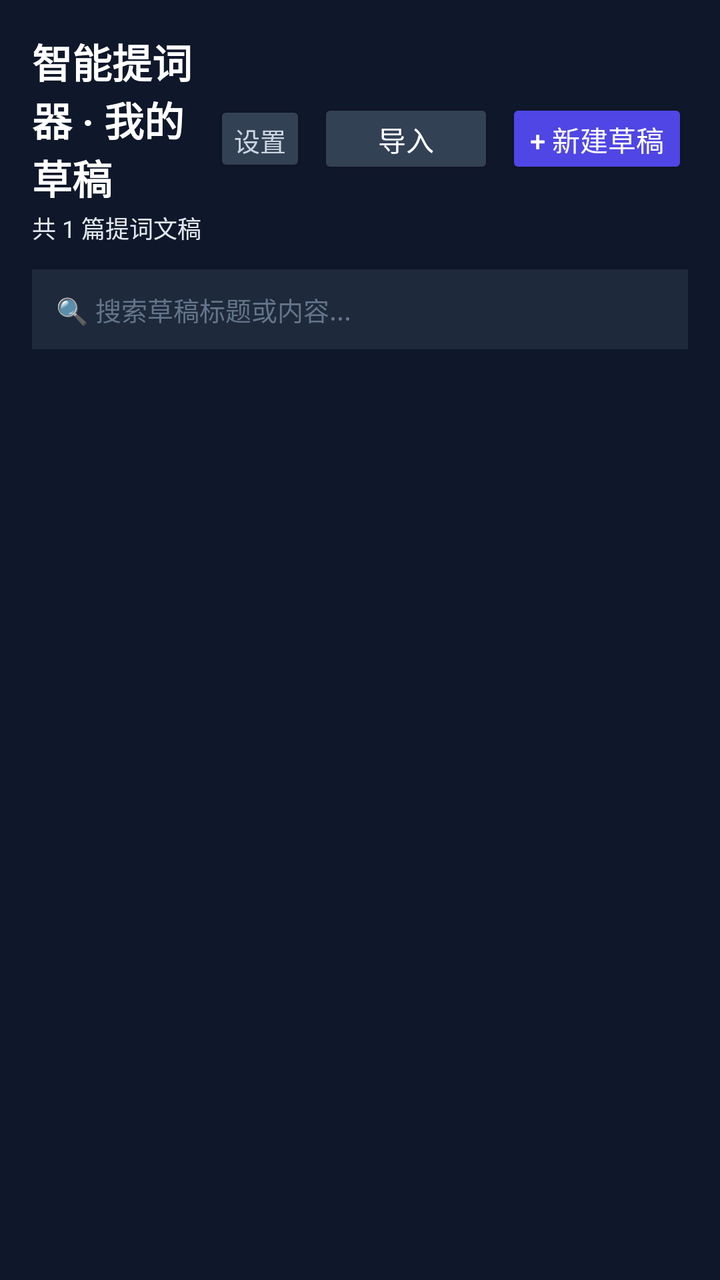
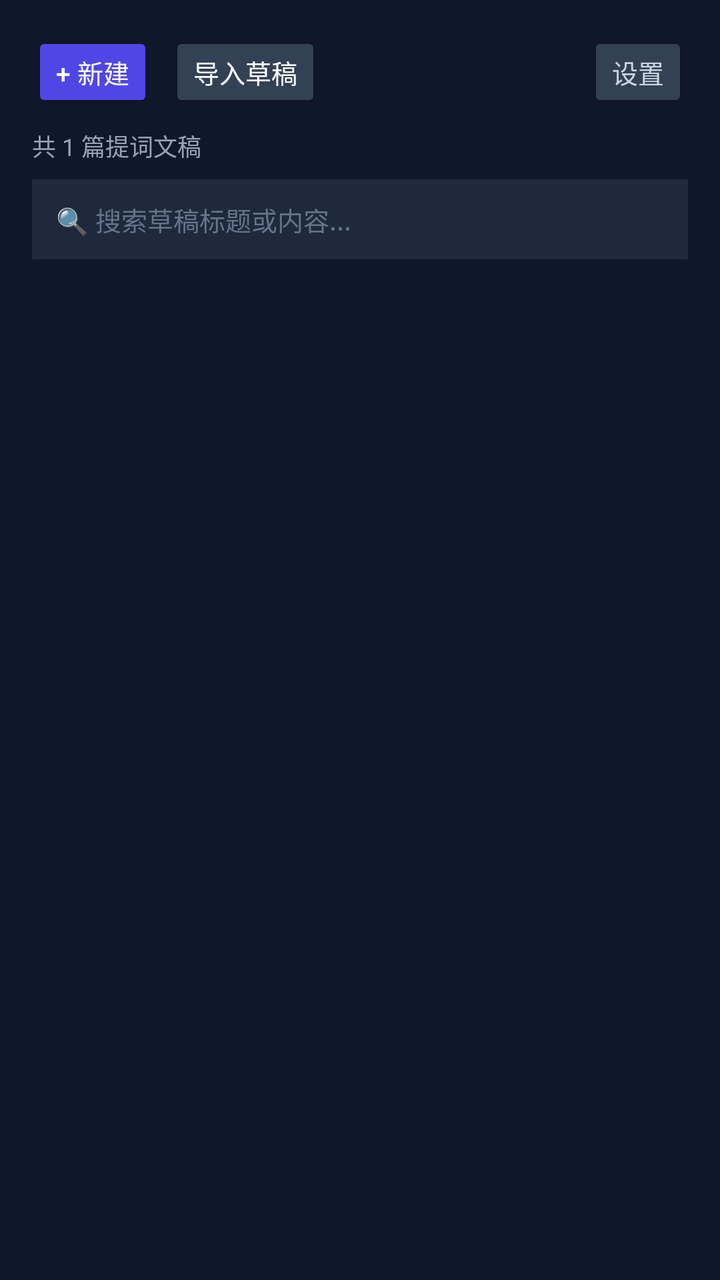

Compare the two renders of this Android layout. The source of the first and the diff that turns it into the second are given below.
<!-- AndroidManifest.xml: application theme Theme.SmartPrompter -->
<!-- res/layout/activity_main.xml -->
<?xml version="1.0" encoding="utf-8"?>
<FrameLayout xmlns:android="http://schemas.android.com/apk/res/android"
    android:layout_width="match_parent"
    android:layout_height="match_parent"
    android:background="#0F172A">

    
    <LinearLayout
        android:id="@+id/layoutDraftList"
        android:layout_width="match_parent"
        android:layout_height="match_parent"
        android:orientation="vertical"
        android:padding="16dp">

        <LinearLayout
            android:layout_width="match_parent"
            android:layout_height="wrap_content"
            android:orientation="horizontal"
            android:gravity="center_vertical"
            android:paddingBottom="12dp">

            <LinearLayout
                android:layout_width="0dp"
                android:layout_height="wrap_content"
                android:layout_weight="1"
                android:orientation="vertical">

                <TextView
                    android:layout_width="wrap_content"
                    android:layout_height="wrap_content"
                    android:text="智能提词器 · 我的草稿"
                    android:textColor="#FFFFFF"
                    android:textSize="20sp"
                    android:textStyle="bold" />

                <TextView
                    android:id="@+id/tvDraftCount"
                    android:layout_width="wrap_content"
                    android:layout_height="wrap_content"
                    android:text="共 1 篇提词文稿"
                    android:textColor="#E2E8F0"
                    android:textSize="12sp"
                    android:layout_marginTop="2dp" />
            </LinearLayout>

            <Button
                android:id="@+id/btnOpenSettings"
                android:layout_width="wrap_content"
                android:layout_height="38dp"
                android:layout_marginEnd="6dp"
                android:backgroundTint="#334155"
                android:minWidth="0dp"
                android:paddingStart="10dp"
                android:paddingEnd="10dp"
                android:text="设置"
                android:textColor="#CBD5E1"
                android:textSize="13sp" />

            <Button
                android:id="@+id/btnImportDraft"
                android:layout_width="wrap_content"
                android:layout_height="40dp"
                android:layout_marginEnd="6dp"
                android:text="导入"
                android:textColor="#FFFFFF"
                android:backgroundTint="#334155" />

            <Button
                android:id="@+id/btnNewDraft"
                android:layout_width="wrap_content"
                android:layout_height="40dp"
                android:text="+ 新建草稿"
                android:textColor="#FFFFFF"
                android:backgroundTint="#4F46E5" />
        </LinearLayout>

        <EditText
            android:id="@+id/etSearchDrafts"
            android:layout_width="match_parent"
            android:layout_height="40dp"
            android:layout_marginBottom="10dp"
            android:background="#1E293B"
            android:paddingStart="12dp"
            android:paddingEnd="12dp"
            android:hint="🔍 搜索草稿标题或内容..."
            android:singleLine="true"
            android:textColor="#F8FAFC"
            android:textColorHint="#64748B"
            android:textSize="13sp" />

        <ScrollView
            android:layout_width="match_parent"
            android:layout_height="0dp"
            android:layout_weight="1"
            android:scrollbars="none">

            <LinearLayout
                android:id="@+id/draftListContainer"
                android:layout_width="match_parent"
                android:layout_height="wrap_content"
                android:orientation="vertical" />
        </ScrollView>
    </LinearLayout>

    
    <LinearLayout
        android:id="@+id/layoutEditor"
        android:layout_width="match_parent"
        android:layout_height="match_parent"
        android:orientation="vertical"
        android:padding="16dp"
        android:visibility="gone">

        <LinearLayout
            android:layout_width="match_parent"
            android:layout_height="wrap_content"
            android:orientation="horizontal"
            android:gravity="center_vertical"
            android:paddingBottom="10dp">

            <Button
                android:id="@+id/btnBackToDrafts"
                style="?android:attr/borderlessButtonStyle"
                android:layout_width="wrap_content"
                android:layout_height="38dp"
                android:text="← 草稿"
                android:textColor="#CBD5E1"
                android:textSize="14sp" />

            <TextView
                android:layout_width="0dp"
                android:layout_height="wrap_content"
                android:layout_weight="1"
                android:text="编辑提词文稿"
                android:gravity="center"
                android:textColor="#FFFFFF"
                android:textSize="16sp"
                android:textStyle="bold" />

            <Button
                android:id="@+id/btnLaunchFloating"
                android:layout_width="wrap_content"
                android:layout_height="38dp"
                android:layout_marginEnd="6dp"
                android:text="悬浮窗"
                android:textColor="#FFFFFF"
                android:backgroundTint="#0EA5E9" />

            <Button
                android:id="@+id/btnLaunchPrompter"
                android:layout_width="wrap_content"
                android:layout_height="38dp"
                android:text="开启提词 ▶"
                android:textColor="#FFFFFF"
                android:backgroundTint="#4F46E5" />
        </LinearLayout>

        
        <EditText
            android:id="@+id/etDraftTitle"
            android:layout_width="match_parent"
            android:layout_height="wrap_content"
            android:background="#1E293B"
            android:padding="12dp"
            android:layout_marginBottom="10dp"
            android:hint="输入草稿标题（如：文档1）..."
            android:singleLine="true"
            android:textColor="#FFFFFF"
            android:textColorHint="#64748B"
            android:textSize="16sp"
            android:textStyle="bold" />

        
        <LinearLayout
            android:layout_width="match_parent"
            android:layout_height="wrap_content"
            android:orientation="vertical"
            android:background="#1E293B"
            android:padding="10dp"
            android:layout_marginBottom="10dp">

            <TextView
                android:layout_width="wrap_content"
                android:layout_height="wrap_content"
                android:text="🎧 耳机：单击=启停 · 滑音量=调速(±10) | 屏幕：轻点=启停 · 上下滑=调位置"
                android:textColor="#94A3B8"
                android:textSize="11sp" />

            <TextView
                android:id="@+id/tvRemoteSignalBadge"
                android:layout_width="wrap_content"
                android:layout_height="wrap_content"
                android:text="🟢 蓝牙耳机监听已就绪"
                android:textColor="#34D399"
                android:textSize="11sp"
                android:layout_marginTop="4dp" />
        </LinearLayout>

        
        <LinearLayout
            android:layout_width="match_parent"
            android:layout_height="0dp"
            android:layout_weight="1"
            android:orientation="vertical"
            android:background="#1E293B"
            android:padding="12dp">

            <LinearLayout
                android:layout_width="match_parent"
                android:layout_height="wrap_content"
                android:orientation="horizontal"
                android:gravity="center_vertical"
                android:layout_marginBottom="6dp">

                <TextView
                    android:id="@+id/tvWordCount"
                    android:layout_width="0dp"
                    android:layout_height="wrap_content"
                    android:layout_weight="1"
                    android:text="0 字 · 约 0 秒"
                    android:textColor="#94A3B8"
                    android:textSize="12sp" />

                <Button
                    android:id="@+id/btnLoadSample"
                    style="?android:attr/borderlessButtonStyle"
                    android:layout_width="wrap_content"
                    android:layout_height="32dp"
                    android:text="载入示例"
                    android:textColor="#818CF8"
                    android:textSize="11sp" />

                <Button
                    android:id="@+id/btnClearScript"
                    style="?android:attr/borderlessButtonStyle"
                    android:layout_width="wrap_content"
                    android:layout_height="32dp"
                    android:text="清空"
                    android:textColor="#F43F5E"
                    android:textSize="11sp" />
            </LinearLayout>

            <EditText
                android:id="@+id/etScript"
                android:layout_width="match_parent"
                android:layout_height="match_parent"
                android:background="@null"
                android:gravity="top|start"
                android:hint="在此输入或粘贴提词内容..."
                android:textColor="#F8FAFC"
                android:textColorHint="#64748B"
                android:textSize="15sp"
                android:inputType="textMultiLine"
                android:scrollbars="vertical" />
        </LinearLayout>

        
        <LinearLayout
            android:layout_width="match_parent"
            android:layout_height="wrap_content"
            android:orientation="vertical"
            android:paddingTop="10dp">

            <LinearLayout
                android:layout_width="match_parent"
                android:layout_height="wrap_content"
                android:gravity="center_vertical"
                android:orientation="horizontal">

                <TextView
                    android:layout_width="80dp"
                    android:layout_height="wrap_content"
                    android:text="滚动速度:"
                    android:textColor="#E2E8F0"
                    android:textSize="12sp" />

                <SeekBar
                    android:id="@+id/seekSpeed"
                    android:layout_width="0dp"
                    android:layout_height="wrap_content"
                    android:layout_weight="1"
                    android:max="200"
                    android:progress="45" />

                <TextView
                    android:id="@+id/tvSpeedValue"
                    android:layout_width="55dp"
                    android:layout_height="wrap_content"
                    android:text="45 px/s"
                    android:textColor="#818CF8"
                    android:textSize="12sp"
                    android:gravity="end" />
            </LinearLayout>

            <LinearLayout
                android:layout_width="match_parent"
                android:layout_height="wrap_content"
                android:gravity="center_vertical"
                android:orientation="horizontal"
                android:layout_marginTop="4dp">

                <TextView
                    android:layout_width="80dp"
                    android:layout_height="wrap_content"
                    android:text="字体大小:"
                    android:textColor="#E2E8F0"
                    android:textSize="12sp" />

                <SeekBar
                    android:id="@+id/seekFontSize"
                    android:layout_width="0dp"
                    android:layout_height="wrap_content"
                    android:layout_weight="1"
                    android:max="90"
                    android:progress="48" />

                <TextView
                    android:id="@+id/tvFontSizeValue"
                    android:layout_width="55dp"
                    android:layout_height="wrap_content"
                    android:text="48 sp"
                    android:textColor="#818CF8"
                    android:textSize="12sp"
                    android:gravity="end" />
            </LinearLayout>

            <GridLayout
                android:layout_width="match_parent"
                android:layout_height="wrap_content"
                android:columnCount="2"
                android:layout_marginTop="2dp">

                <CheckBox
                    android:id="@+id/cbMirror"
                    android:layout_width="0dp"
                    android:layout_height="wrap_content"
                    android:layout_columnWeight="1"
                    android:text="镜像"
                    android:textColor="#CBD5E1"
                    android:textSize="12sp" />

                <CheckBox
                    android:id="@+id/cbFocusLine"
                    android:layout_width="0dp"
                    android:layout_height="wrap_content"
                    android:layout_columnWeight="1"
                    android:text="参考线"
                    android:checked="true"
                    android:textColor="#CBD5E1"
                    android:textSize="12sp" />

                <CheckBox
                    android:id="@+id/cbVoiceFollow"
                    android:layout_width="0dp"
                    android:layout_height="wrap_content"
                    android:layout_columnWeight="1"
                    android:text="AI跟读"
                    android:textColor="#38BDF8"
                    android:textSize="12sp" />

                <CheckBox
                    android:id="@+id/cbCountdown"
                    android:layout_width="0dp"
                    android:layout_height="wrap_content"
                    android:layout_columnWeight="1"
                    android:text="倒计时"
                    android:textColor="#CBD5E1"
                    android:textSize="12sp" />

                <CheckBox
                    android:id="@+id/cbBtMic"
                    android:layout_width="0dp"
                    android:layout_height="wrap_content"
                    android:layout_columnWeight="1"
                    android:text="蓝牙收音"
                    android:textColor="#CBD5E1"
                    android:textSize="12sp" />
            </GridLayout>
        </LinearLayout>
    </LinearLayout>

    
    <FrameLayout
        android:id="@+id/layoutPrompter"
        android:layout_width="match_parent"
        android:layout_height="match_parent"
        android:background="#000000"
        android:visibility="gone">

        <com.smartprompter.app.PrompterCanvasView
            android:id="@+id/prompterCanvasView"
            android:layout_width="match_parent"
            android:layout_height="match_parent" />

        <View
            android:id="@+id/viewFocusLine"
            android:layout_width="match_parent"
            android:layout_height="2dp"
            android:background="#EF4444"
            android:layout_marginTop="200dp" />

        <TextView
            android:id="@+id/tvCountdownOverlay"
            android:clickable="true"
            android:focusable="true"
            android:layout_width="match_parent"
            android:layout_height="match_parent"
            android:background="#D9000000"
            android:gravity="center"
            android:text="3"
            android:textColor="#38BDF8"
            android:textSize="96sp"
            android:textStyle="bold"
            android:visibility="gone" />

        <LinearLayout
            android:id="@+id/layoutTopProgress"
            android:layout_width="match_parent"
            android:layout_height="wrap_content"
            android:layout_gravity="top"
            android:alpha="0.58"
            android:background="#4D000000"
            android:orientation="horizontal"
            android:gravity="center_vertical"
            android:paddingStart="12dp"
            android:paddingEnd="12dp"
            android:paddingTop="4dp"
            android:paddingBottom="4dp">

            <SeekBar
                android:id="@+id/seekPrompterProgress"
                android:layout_width="0dp"
                android:layout_height="wrap_content"
                android:layout_weight="1"
                android:max="1000"
                android:progress="0"
                android:progressTint="#38BDF8"
                android:progressBackgroundTint="#475569"
                android:thumbTint="#E2E8F0" />

            <TextView
                android:id="@+id/tvProgressPercent"
                android:layout_width="42dp"
                android:layout_height="wrap_content"
                android:gravity="end"
                android:text="0%"
                android:textColor="#94A3B8"
                android:textSize="11sp" />
        </LinearLayout>

        <TextView
            android:id="@+id/tvChapterBubble"
            android:layout_width="wrap_content"
            android:layout_height="wrap_content"
            android:layout_gravity="top|center_horizontal"
            android:layout_marginTop="42dp"
            android:background="#DD0F172A"
            android:paddingStart="14dp"
            android:paddingEnd="14dp"
            android:paddingTop="6dp"
            android:paddingBottom="6dp"
            android:textColor="#38BDF8"
            android:textSize="13sp"
            android:textStyle="bold"
            android:visibility="gone" />

        <TextView
            android:id="@+id/tvPrompterHud"
            android:layout_width="wrap_content"
            android:layout_height="wrap_content"
            android:layout_gravity="top|center_horizontal"
            android:layout_marginTop="32dp"
            android:background="#CC1E293B"
            android:paddingStart="10dp"
            android:paddingTop="6dp"
            android:paddingEnd="10dp"
            android:paddingBottom="8dp"
            android:textColor="#818CF8"
            android:textSize="14sp"
            android:textStyle="bold"
            android:visibility="gone" />

        <LinearLayout
            android:id="@+id/layoutLineSpacingPanel"
            android:layout_width="260dp"
            android:layout_height="wrap_content"
            android:layout_gravity="bottom|center_horizontal"
            android:layout_marginBottom="72dp"
            android:background="#E60F172A"
            android:orientation="horizontal"
            android:gravity="center_vertical"
            android:paddingStart="12dp"
            android:paddingEnd="12dp"
            android:paddingTop="8dp"
            android:paddingBottom="8dp"
            android:visibility="gone">

            <TextView
                android:layout_width="wrap_content"
                android:layout_height="wrap_content"
                android:text="行距"
                android:textColor="#CBD5E1"
                android:textSize="12sp" />

            <SeekBar
                android:id="@+id/seekLineSpacing"
                android:layout_width="0dp"
                android:layout_height="wrap_content"
                android:layout_weight="1"
                android:max="100"
                android:progress="15" />

            <TextView
                android:id="@+id/tvLineSpacingVal"
                android:layout_width="42dp"
                android:layout_height="wrap_content"
                android:gravity="end"
                android:text="1.15x"
                android:textColor="#38BDF8"
                android:textSize="12sp"
                android:textStyle="bold" />
        </LinearLayout>

        <HorizontalScrollView
            android:id="@+id/layoutFloatingBar"
            android:layout_width="wrap_content"
            android:layout_height="wrap_content"
            android:layout_gravity="bottom|center_horizontal"
            android:layout_marginStart="6dp"
            android:layout_marginEnd="6dp"
            android:layout_marginBottom="28dp"
            android:background="#E61E293B"
            android:scrollbars="none">

            <LinearLayout
                android:id="@+id/layoutFloatingBarInner"
                android:layout_width="wrap_content"
                android:layout_height="wrap_content"
                android:paddingStart="6dp"
                android:paddingTop="4dp"
                android:paddingEnd="6dp"
                android:paddingBottom="4dp"
                android:orientation="horizontal"
                android:gravity="center_vertical">

                <ImageButton
                    android:id="@+id/btnPrompterExit"
                    android:layout_width="28dp"
                    android:layout_height="34dp"
                    android:padding="5dp"
                    android:scaleType="centerInside"
                    android:background="?android:attr/selectableItemBackgroundBorderless"
                    android:src="@android:drawable/ic_menu_close_clear_cancel"
                    android:contentDescription="退出" />

                <ImageButton
                    android:id="@+id/btnPrompterRestart"
                    android:layout_width="28dp"
                    android:layout_height="34dp"
                    android:padding="5dp"
                    android:scaleType="centerInside"
                    android:background="?android:attr/selectableItemBackgroundBorderless"
                    android:src="@android:drawable/ic_menu_revert"
                    android:contentDescription="重开" />

                <ImageButton
                    android:id="@+id/btnPrompterPlayPause"
                    android:layout_width="34dp"
                    android:layout_height="34dp"
                    android:padding="3dp"
                    android:scaleType="centerInside"
                    android:background="?android:attr/selectableItemBackgroundBorderless"
                    android:src="@android:drawable/ic_media_pause"
                    android:contentDescription="播放暂停" />

                <Button
                    android:id="@+id/btnPrompterSpeedMinus"
                    style="?android:attr/borderlessButtonStyle"
                    android:layout_width="26dp"
                    android:layout_height="34dp"
                    android:minWidth="0dp"
                    android:padding="0dp"
                    android:text="-"
                    android:textColor="#FFFFFF"
                    android:textSize="16sp" />

                <TextView
                    android:id="@+id/tvPrompterSpeedIndicator"
                    android:layout_width="wrap_content"
                    android:layout_height="wrap_content"
                    android:minWidth="22dp"
                    android:gravity="center"
                    android:text="45"
                    android:textColor="#818CF8"
                    android:textSize="12sp"
                    android:textStyle="bold" />

                <Button
                    android:id="@+id/btnPrompterSpeedPlus"
                    style="?android:attr/borderlessButtonStyle"
                    android:layout_width="26dp"
                    android:layout_height="34dp"
                    android:minWidth="0dp"
                    android:padding="0dp"
                    android:text="+"
                    android:textColor="#FFFFFF"
                    android:textSize="16sp" />

                <Button
                    android:id="@+id/btnPrompterFontMinus"
                    style="?android:attr/borderlessButtonStyle"
                    android:layout_width="28dp"
                    android:layout_height="34dp"
                    android:minWidth="0dp"
                    android:padding="0dp"
                    android:text="A-"
                    android:textColor="#E2E8F0"
                    android:textSize="11sp" />

                <Button
                    android:id="@+id/btnPrompterFontPlus"
                    style="?android:attr/borderlessButtonStyle"
                    android:layout_width="28dp"
                    android:layout_height="34dp"
                    android:minWidth="0dp"
                    android:padding="0dp"
                    android:text="A+"
                    android:textColor="#E2E8F0"
                    android:textSize="11sp" />

                <ImageButton
                    android:id="@+id/btnPrompterMirror"
                    android:layout_width="28dp"
                    android:layout_height="34dp"
                    android:padding="5dp"
                    android:scaleType="centerInside"
                    android:background="?android:attr/selectableItemBackgroundBorderless"
                    android:src="@drawable/ic_mirror"
                    android:contentDescription="镜像" />

                <ImageButton
                    android:id="@+id/btnPrompterAlign"
                    android:layout_width="28dp"
                    android:layout_height="34dp"
                    android:padding="5dp"
                    android:scaleType="centerInside"
                    android:background="?android:attr/selectableItemBackgroundBorderless"
                    android:src="@drawable/ic_align_center"
                    android:contentDescription="对齐方式" />

                <Button
                    android:id="@+id/btnPrompterAi"
                    style="?android:attr/borderlessButtonStyle"
                    android:layout_width="28dp"
                    android:layout_height="34dp"
                    android:minWidth="0dp"
                    android:padding="0dp"
                    android:text="Ai"
                    android:textAllCaps="false"
                    android:textColor="#CBD5E1"
                    android:textSize="12sp"
                    android:textStyle="bold" />

                <ImageButton
                    android:id="@+id/btnPrompterMic"
                    android:layout_width="28dp"
                    android:layout_height="34dp"
                    android:padding="5dp"
                    android:scaleType="centerInside"
                    android:background="?android:attr/selectableItemBackgroundBorderless"
                    android:src="@drawable/ic_mic_phone"
                    android:contentDescription="切换收音麦克风" />

                <Button
                    android:id="@+id/btnPrompterLineSpacing"
                    style="?android:attr/borderlessButtonStyle"
                    android:layout_width="34dp"
                    android:layout_height="34dp"
                    android:minWidth="0dp"
                    android:padding="0dp"
                    android:text="行距"
                    android:textAllCaps="false"
                    android:textColor="#CBD5E1"
                    android:textSize="11sp" />

                <ImageButton
                    android:id="@+id/btnPrompterOrientation"
                    android:layout_width="28dp"
                    android:layout_height="34dp"
                    android:padding="5dp"
                    android:scaleType="centerInside"
                    android:background="?android:attr/selectableItemBackgroundBorderless"
                    android:src="@drawable/ic_orientation"
                    android:contentDescription="横竖屏" />
            </LinearLayout>
        </HorizontalScrollView>
    </FrameLayout>
</FrameLayout>
<!-- resources referenced by this layout -->
<resources>
  <!-- drawable ic_align_center (drawable) -->
  <vector xmlns:android="http://schemas.android.com/apk/res/android"
      android:width="24dp"
      android:height="24dp"
      android:viewportWidth="24"
      android:viewportHeight="24">
      <path
          android:fillColor="#FFFFFF"
          android:pathData="M3,5H21V7H3V5ZM7,9H17V11H7V9ZM3,13H21V15H3V13ZM7,17H17V19H7V17Z" />
  </vector>
  <!-- drawable ic_mic_phone (drawable) -->
  <vector xmlns:android="http://schemas.android.com/apk/res/android"
      android:width="24dp"
      android:height="24dp"
      android:viewportWidth="24"
      android:viewportHeight="24">
      <path
          android:fillColor="#FFFFFF"
          android:pathData="M12,14c1.66,0 3,-1.34 3,-3V5c0,-1.66 -1.34,-3 -3,-3S9,3.34 9,5v6c0,1.66 1.34,3 3,3zM17,11c0,2.76 -2.24,5 -5,5s-5,-2.24 -5,-5H5c0,3.53 2.61,6.43 6,6.92V21h2v-3.08c3.39,-0.49 6,-3.39 6,-6.92h-2z"/>
  </vector>
  <!-- drawable ic_mirror (drawable) -->
  <vector xmlns:android="http://schemas.android.com/apk/res/android"
      android:width="24dp"
      android:height="24dp"
      android:viewportWidth="24"
      android:viewportHeight="24">
      <path
          android:fillColor="#FFFFFF"
          android:pathData="M3,6L9,12L3,18V6Z" />
      <path
          android:fillColor="#FFFFFF"
          android:pathData="M11,4H13V20H11V4Z" />
      <path
          android:fillColor="#FFFFFF"
          android:pathData="M21,6V18L15,12L21,6Z" />
  </vector>
  <!-- drawable ic_orientation (drawable) -->
  <vector xmlns:android="http://schemas.android.com/apk/res/android"
      android:width="24dp"
      android:height="24dp"
      android:viewportWidth="24"
      android:viewportHeight="24">
      <path
          android:fillColor="#FFFFFF"
          android:pathData="M16.48,2.52C19.22,3.81 21.25,6.36 21.82,9.41H20.31C19.77,7.06 18.14,5.08 15.96,4.04L16.48,2.52ZM7.52,21.48C4.78,20.19 2.75,17.64 2.18,14.59H3.69C4.23,16.94 5.86,18.92 8.04,19.96L7.52,21.48ZM10.23,1.75L19.78,11.3C20.56,12.08 20.56,13.35 19.78,14.13L14.13,19.78C13.35,20.56 12.08,20.56 11.3,19.78L1.75,10.23C0.97,9.45 0.97,8.18 1.75,7.4L7.4,1.75C8.18,0.97 9.45,0.97 10.23,1.75ZM8.81,3.17L3.17,8.81L12.72,18.36L18.36,12.72L8.81,3.17Z" />
  </vector>
  <style name="Theme.SmartPrompter" parent="Theme.AppCompat.NoActionBar">
          <item name="colorPrimary">@color/purple_500</item>
          <item name="colorPrimaryDark">#0F172A</item>
          <item name="colorAccent">@color/teal_200</item>
          <item name="android:windowBackground">#0F172A</item>
      </style>
  <color name="purple_500">#6366F1</color>
  <color name="teal_200">#38BDF8</color>
</resources>

<!-- the commit's change to res/layout/activity_main.xml (unified diff, before → after) -->
@@ -17,62 +17,59 @@
             android:layout_height="wrap_content"
             android:orientation="horizontal"
             android:gravity="center_vertical"
-            android:paddingBottom="12dp">
-
-            <LinearLayout
+            android:paddingBottom="8dp">
+
+            <Button
+                android:id="@+id/btnNewDraft"
+                android:layout_width="wrap_content"
+                android:layout_height="40dp"
+                android:layout_marginEnd="8dp"
+                android:minWidth="0dp"
+                android:paddingStart="12dp"
+                android:paddingEnd="12dp"
+                android:text="+ 新建"
+                android:textColor="#FFFFFF"
+                android:textSize="13sp"
+                android:backgroundTint="#4F46E5" />
+
+            <Button
+                android:id="@+id/btnImportDraft"
+                android:layout_width="wrap_content"
+                android:layout_height="40dp"
+                android:minWidth="0dp"
+                android:paddingStart="12dp"
+                android:paddingEnd="12dp"
+                android:text="导入草稿"
+                android:textColor="#FFFFFF"
+                android:textSize="13sp"
+                android:backgroundTint="#334155" />
+
+            <View
                 android:layout_width="0dp"
-                android:layout_height="wrap_content"
-                android:layout_weight="1"
-                android:orientation="vertical">
-
-                <TextView
-                    android:layout_width="wrap_content"
-                    android:layout_height="wrap_content"
-                    android:text="智能提词器 · 我的草稿"
-                    android:textColor="#FFFFFF"
-                    android:textSize="20sp"
-                    android:textStyle="bold" />
-
-                <TextView
-                    android:id="@+id/tvDraftCount"
-                    android:layout_width="wrap_content"
-                    android:layout_height="wrap_content"
-                    android:text="共 1 篇提词文稿"
-                    android:textColor="#E2E8F0"
-                    android:textSize="12sp"
-                    android:layout_marginTop="2dp" />
-            </LinearLayout>
+                android:layout_height="1dp"
+                android:layout_weight="1" />
 
             <Button
                 android:id="@+id/btnOpenSettings"
                 android:layout_width="wrap_content"
-                android:layout_height="38dp"
-                android:layout_marginEnd="6dp"
+                android:layout_height="40dp"
                 android:backgroundTint="#334155"
                 android:minWidth="0dp"
-                android:paddingStart="10dp"
-                android:paddingEnd="10dp"
+                android:paddingStart="12dp"
+                android:paddingEnd="12dp"
                 android:text="设置"
                 android:textColor="#CBD5E1"
                 android:textSize="13sp" />
-
-            <Button
-                android:id="@+id/btnImportDraft"
-                android:layout_width="wrap_content"
-                android:layout_height="40dp"
-                android:layout_marginEnd="6dp"
-                android:text="导入"
-                android:textColor="#FFFFFF"
-                android:backgroundTint="#334155" />
-
-            <Button
-                android:id="@+id/btnNewDraft"
-                android:layout_width="wrap_content"
-                android:layout_height="40dp"
-                android:text="+ 新建草稿"
-                android:textColor="#FFFFFF"
-                android:backgroundTint="#4F46E5" />
         </LinearLayout>
+
+        <TextView
+            android:id="@+id/tvDraftCount"
+            android:layout_width="wrap_content"
+            android:layout_height="wrap_content"
+            android:text="共 1 篇提词文稿"
+            android:textColor="#94A3B8"
+            android:textSize="12sp"
+            android:paddingBottom="8dp" />
 
         <EditText
             android:id="@+id/etSearchDrafts"
